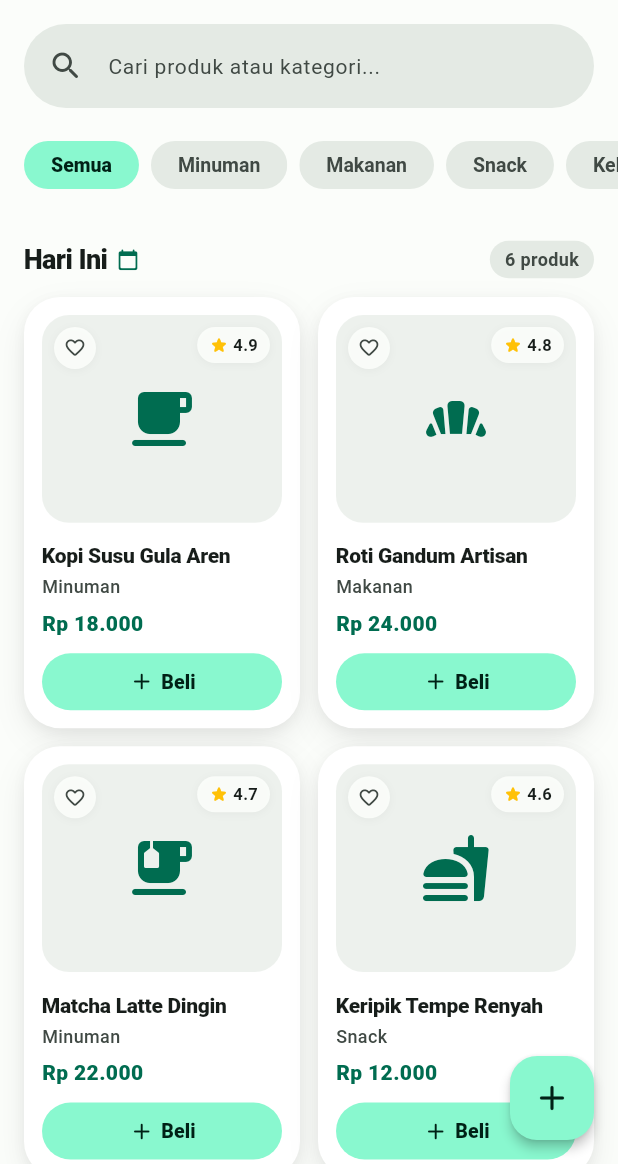
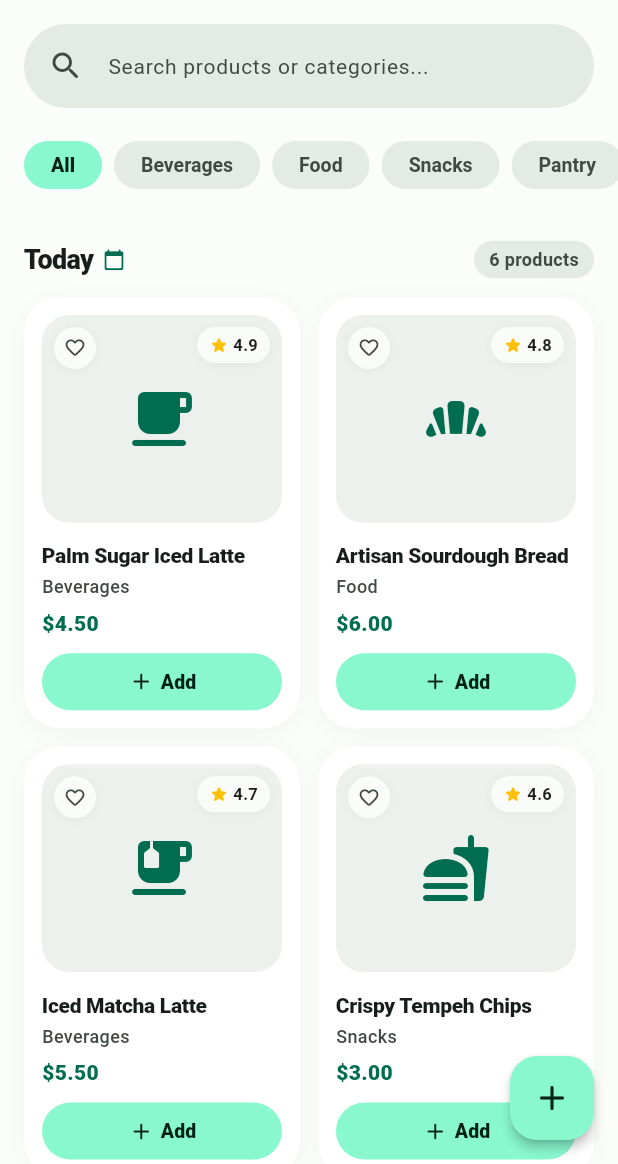
Before and after one commit to Leshoraa/HandCart, a Flutter app: the screen it shows after launch, on a phone screen of 412 x 824 dp, the part 72-1236 px from its top. Run offline on Flutter 3.47's test engine with Material 3 defaults, Android fonts, the phone set to English and light mode, and no system bars; drawn by our look-alikes of dynamic_color.

Commit message:
feat(ui): soften card shadows and translate entire app to English
- Reduce card and tile shadow elevation to a soft, delicate blur
- Translate all strings, dialogs, snackbars, and models to English
- Update DateFormatter with English day and month localization
- Update currency formatting and product catalog to English

```diff
--- a/lib/core/constants/app_strings.dart
+++ b/lib/core/constants/app_strings.dart
@@ -5,26 +5,26 @@ class AppStrings {
   static const String appTagline = 'Smart Shopping Cart & Retail Assistant';
 
   // Home Page
-  static const String searchHint = 'Cari produk atau kategori...';
-  static const String featuredProducts = 'Produk Unggulan';
-  static const String allCategories = 'Semua';
-  static const String addToCart = 'Tambah';
-  static const String addedToCart = 'dimasukkan ke keranjang';
+  static const String searchHint = 'Search products or categories...';
+  static const String featuredProducts = 'Featured Products';
+  static const String allCategories = 'All';
+  static const String addToCart = 'Add';
+  static const String addedToCart = 'added to cart';
 
   // Cart Page
-  static const String cartTitle = 'Keranjang Belanja';
-  static const String emptyCartTitle = 'Keranjang masih kosong';
+  static const String cartTitle = 'Shopping Cart';
+  static const String emptyCartTitle = 'Your cart is empty';
   static const String emptyCartSubtitle =
-      'Jelajahi katalog kami dan tambahkan barang kebutuhanmu!';
-  static const String startShopping = 'Mulai Belanja';
-  static const String orderSummary = 'Ringkasan Pesanan';
+      'Explore our catalog and find your favorite items!';
+  static const String startShopping = 'Start Shopping';
+  static const String orderSummary = 'Order Summary';
   static const String subtotal = 'Subtotal';
-  static const String tax = 'PPN (11%)';
-  static const String total = 'Total Pembayaran';
-  static const String checkout = 'Proses Checkout';
-  static const String clearCart = 'Kosongkan';
+  static const String tax = 'Tax (11%)';
+  static const String total = 'Total';
+  static const String checkout = 'Checkout';
+  static const String clearCart = 'Clear';
   static const String confirmClearCart =
-      'Yakin ingin mengosongkan seluruh keranjang?';
-  static const String cancel = 'Batal';
-  static const String yes = 'Ya';
+      'Are you sure you want to empty the entire cart?';
+  static const String cancel = 'Cancel';
+  static const String yes = 'Yes';
 }
--- a/lib/core/utils/currency_formatter.dart
+++ b/lib/core/utils/currency_formatter.dart
@@ -1,20 +1,9 @@
 class CurrencyFormatter {
   CurrencyFormatter._();
 
-  static String formatRupiah(num amount) {
-    final int value = amount.round();
-    final String str = value.toString();
-    final StringBuffer result = StringBuffer();
+  static String format(num amount) {
+    return '\$${amount.toStringAsFixed(2)}';
+  }
 
-    int count = 0;
-    for (int i = str.length - 1; i >= 0; i--) {
-      result.write(str[i]);
-      count++;
-      if (count % 3 == 0 && i > 0) {
-        result.write('.');
-      }
-    }
-
-    return 'Rp ${result.toString().split('').reversed.join('')}';
-  }
+  static String formatRupiah(num amount) => format(amount);
 }
--- a/lib/core/utils/date_formatter.dart
+++ b/lib/core/utils/date_formatter.dart
@@ -2,13 +2,13 @@ class DateFormatter {
   DateFormatter._();
 
   static const List<String> _days = [
-    'Senin',
-    'Selasa',
-    'Rabu',
-    'Kamis',
-    'Jumat',
-    'Sabtu',
-    'Minggu',
+    'Monday',
+    'Tuesday',
+    'Wednesday',
+    'Thursday',
+    'Friday',
+    'Saturday',
+    'Sunday',
   ];
 
   static const List<String> _months = [
@@ -16,20 +16,20 @@ class DateFormatter {
     'Feb',
     'Mar',
     'Apr',
-    'Mei',
+    'May',
     'Jun',
     'Jul',
-    'Agu',
+    'Aug',
     'Sep',
-    'Okt',
+    'Oct',
     'Nov',
-    'Des',
+    'Dec',
   ];
 
-  /// Mengubah [DateTime] menjadi teks tanggal relatif dalam Bahasa Indonesia:
-  /// - Hari ini -> "Hari Ini"
-  /// - Kemarin -> "Kemarin"
-  /// - Tanggal lainnya -> misal "Selasa, 19 Jan 2026"
+  /// Formats a [DateTime] into relative English date text:
+  /// - Today -> "Today"
+  /// - Yesterday -> "Yesterday"
+  /// - Older dates -> e.g. "Tuesday, Jan 19, 2026"
   static String formatRelativeDate(DateTime date) {
     final now = DateTime.now();
     final today = DateTime(now.year, now.month, now.day);
@@ -37,13 +37,13 @@ class DateFormatter {
     final difference = today.difference(target).inDays;
 
     if (difference == 0) {
-      return 'Hari Ini';
+      return 'Today';
     } else if (difference == 1) {
-      return 'Kemarin';
+      return 'Yesterday';
     } else {
       final dayName = _days[date.weekday - 1];
       final monthName = _months[date.month - 1];
-      return '$dayName, ${date.day} $monthName ${date.year}';
+      return '$dayName, $monthName ${date.day}, ${date.year}';
     }
   }
 }
--- a/lib/features/cart/presentation/pages/cart_page.dart
+++ b/lib/features/cart/presentation/pages/cart_page.dart
@@ -216,11 +216,11 @@ class CartPage extends StatelessWidget {
           size: 48,
         ),
         title: const Text(
-          'Pesanan Berhasil!',
+          'Order Successful!',
           style: TextStyle(fontWeight: FontWeight.bold),
         ),
         content: const Text(
-          'Terima kasih telah berbelanja menggunakan HandCart. Pesanan Anda segera diproses.',
+          'Thank you for shopping with HandCart. Your order will be processed shortly.',
           textAlign: TextAlign.center,
         ),
         actionsAlignment: MainAxisAlignment.center,
@@ -235,7 +235,7 @@ class CartPage extends StatelessWidget {
               shape: const StadiumBorder(),
               padding: const EdgeInsets.symmetric(horizontal: 32, vertical: 12),
             ),
-            child: const Text('Selesai'),
+            child: const Text('Done'),
           ),
         ],
       ),
--- a/lib/features/cart/presentation/widgets/cart_item_tile.dart
+++ b/lib/features/cart/presentation/widgets/cart_item_tile.dart
@@ -46,10 +46,10 @@ class CartItemTile extends StatelessWidget {
           boxShadow: [
             BoxShadow(
               color: colorScheme.brightness == Brightness.light
-                  ? Colors.black.withValues(alpha: 0.07)
-                  : Colors.black.withValues(alpha: 0.35),
-              blurRadius: 14,
-              offset: const Offset(0, 4),
+                  ? Colors.black.withValues(alpha: 0.035)
+                  : Colors.black.withValues(alpha: 0.2),
+              blurRadius: 10,
+              offset: const Offset(0, 3),
             ),
           ],
         ),
--- a/lib/features/home/data/dummy_data.dart
+++ b/lib/features/home/data/dummy_data.dart
@@ -5,66 +5,66 @@ class DummyData {
   DummyData._();
 
   static const List<String> categories = [
-    'Semua',
-    'Minuman',
-    'Makanan',
-    'Snack',
-    'Kebutuhan Dapur',
-    'Peralatan',
+    'All',
+    'Beverages',
+    'Food',
+    'Snacks',
+    'Pantry',
+    'Accessories',
   ];
 
   static const List<Product> sampleProducts = [
     Product(
       id: 'p1',
-      name: 'Kopi Susu Gula Aren',
-      category: 'Minuman',
-      price: 18000,
-      description: 'Espresso robusta dengan susu segar dan sirup gula aren murni.',
+      name: 'Palm Sugar Iced Latte',
+      category: 'Beverages',
+      price: 4.50,
+      description: 'Robusta espresso with fresh milk and organic palm sugar syrup.',
       icon: Icons.local_cafe_rounded,
       rating: 4.9,
     ),
     Product(
       id: 'p2',
-      name: 'Roti Gandum Artisan',
-      category: 'Makanan',
-      price: 24000,
-      description: 'Roti gandum segar panggang harian tinggi serat dan rendah kalori.',
+      name: 'Artisan Sourdough Bread',
+      category: 'Food',
+      price: 6.00,
+      description: 'Freshly baked artisan whole wheat sourdough bread, rich in fiber.',
       icon: Icons.bakery_dining_rounded,
       rating: 4.8,
     ),
     Product(
       id: 'p3',
-      name: 'Matcha Latte Dingin',
-      category: 'Minuman',
-      price: 22000,
-      description: 'Matcha Uji Jepang asli dipadukan dengan susu oat creamy.',
+      name: 'Iced Matcha Latte',
+      category: 'Beverages',
+      price: 5.50,
+      description: 'Authentic Japanese Uji matcha blended with creamy oat milk.',
       icon: Icons.emoji_food_beverage_rounded,
       rating: 4.7,
     ),
     Product(
       id: 'p4',
-      name: 'Keripik Tempe Renyah',
-      category: 'Snack',
-      price: 12000,
-      description: 'Keripik tempe olahan tradisional gurih dengan bumbu ketumbar alami.',
+      name: 'Crispy Tempeh Chips',
+      category: 'Snacks',
+      price: 3.00,
+      description: 'Traditional savory tempeh crisps seasoned with aromatic coriander.',
       icon: Icons.fastfood_rounded,
       rating: 4.6,
     ),
     Product(
       id: 'p5',
-      name: 'Minyak Kelapa Extra Virgin',
-      category: 'Kebutuhan Dapur',
-      price: 45000,
-      description: 'Minyak kelapa murni dingin tanpa bahan kimia pengawet.',
+      name: 'Extra Virgin Coconut Oil',
+      category: 'Pantry',
+      price: 12.00,
+      description: 'Cold-pressed pure organic coconut oil without chemical preservatives.',
       icon: Icons.soup_kitchen_rounded,
       rating: 4.9,
     ),
     Product(
       id: 'p6',
-      name: 'Tas Belanja Ramah Lingkungan',
-      category: 'Peralatan',
-      price: 15000,
-      description: 'Tote bag kanvas tebal reusable untuk belanja harian.',
+      name: 'Eco-Friendly Canvas Tote',
+      category: 'Accessories',
+      price: 8.00,
+      description: 'Heavy-duty reusable canvas tote bag for daily shopping.',
       icon: Icons.shopping_bag_rounded,
       rating: 4.8,
     ),
--- a/lib/features/home/presentation/pages/home_page.dart
+++ b/lib/features/home/presentation/pages/home_page.dart
@@ -17,7 +17,7 @@ class HomePage extends StatefulWidget {
 }
 
 class _HomePageState extends State<HomePage> {
-  String _selectedCategory = 'Semua';
+  String _selectedCategory = 'All';
   String _searchQuery = '';
   DateTime _selectedDate = DateTime.now();
   final TextEditingController _searchController = TextEditingController();
@@ -31,7 +31,7 @@ class _HomePageState extends State<HomePage> {
 
   List<Product> get _filteredProducts {
     return _products.where((product) {
-      final matchesCategory = _selectedCategory == 'Semua' ||
+      final matchesCategory = _selectedCategory == 'All' ||
           product.category == _selectedCategory;
       final matchesSearch = _searchQuery.isEmpty ||
           product.name.toLowerCase().contains(_searchQuery.toLowerCase()) ||
@@ -188,7 +188,7 @@ class _HomePageState extends State<HomePage> {
                         initialDate: _selectedDate,
                         firstDate: DateTime(2020),
                         lastDate: DateTime(2030),
-                        helpText: 'PILIH TANGGAL',
+                        helpText: 'SELECT DATE',
                       );
                       if (picked != null) {
                         setState(() {
@@ -202,7 +202,7 @@ class _HomePageState extends State<HomePage> {
                         mainAxisSize: MainAxisSize.min,
                         children: [
                           Text(
-                            _selectedCategory == 'Semua'
+                            _selectedCategory == 'All'
                                 ? DateFormatter.formatRelativeDate(_selectedDate)
                                 : _selectedCategory,
                             style: TextStyle(
@@ -212,7 +212,7 @@ class _HomePageState extends State<HomePage> {
                               color: colorScheme.onSurface,
                             ),
                           ),
-                          if (_selectedCategory == 'Semua') ...[
+                          if (_selectedCategory == 'All') ...[
                             const SizedBox(width: 6),
                             Icon(
                               Icons.calendar_today_rounded,
@@ -235,7 +235,7 @@ class _HomePageState extends State<HomePage> {
                           BorderRadius.circular(AppDimens.radiusFull),
                     ),
                     child: Text(
-                      '${_filteredProducts.length} produk',
+                      '${_filteredProducts.length} products',
                       style: TextStyle(
                         fontSize: 12,
                         fontWeight: FontWeight.w700,
@@ -263,7 +263,7 @@ class _HomePageState extends State<HomePage> {
                     ),
                     const SizedBox(height: AppDimens.md),
                     Text(
-                      'Tidak ada produk yang cocok',
+                      'No matching products found',
                       style: TextStyle(
                         fontSize: 16,
                         color: colorScheme.onSurfaceVariant,
@@ -344,7 +344,7 @@ class _HomePageState extends State<HomePage> {
                           ),
                           const SizedBox(width: 10),
                           Text(
-                            'Keranjang (${cart.totalCount})',
+                            'Cart (${cart.totalCount})',
                             style: TextStyle(
                               color: colorScheme.onPrimary,
                               fontWeight: FontWeight.w800,
@@ -375,7 +375,7 @@ class _HomePageState extends State<HomePage> {
     final colorScheme = Theme.of(context).colorScheme;
     final nameController = TextEditingController();
     final priceController = TextEditingController();
-    String selectedCategory = DummyData.categories[1]; // 'Minuman'
+    String selectedCategory = DummyData.categories[1]; // 'Beverages'
     IconData selectedIcon = Icons.local_cafe_rounded;
 
     showModalBottomSheet(
@@ -412,7 +412,7 @@ class _HomePageState extends State<HomePage> {
                     ),
                     const SizedBox(height: 16),
                     Text(
-                      'Tambah Produk Baru',
+                      'Add New Product',
                       style: TextStyle(
                         fontSize: 20,
                         fontWeight: FontWeight.w800,
@@ -423,22 +423,22 @@ class _HomePageState extends State<HomePage> {
                     TextField(
                       controller: nameController,
                       decoration: const InputDecoration(
-                        labelText: 'Nama Produk',
+                        labelText: 'Product Name',
                         prefixIcon: Icon(Icons.label_outline_rounded),
                       ),
                     ),
                     const SizedBox(height: 12),
                     TextField(
                       controller: priceController,
-                      keyboardType: TextInputType.number,
+                      keyboardType: const TextInputType.numberWithOptions(decimal: true),
                       decoration: const InputDecoration(
-                        labelText: 'Harga (Rp)',
-                        prefixIcon: Icon(Icons.payments_outlined),
+                        labelText: 'Price',
+                        prefixIcon: Icon(Icons.attach_money_rounded),
                       ),
                     ),
                     const SizedBox(height: 16),
                     Text(
-                      'Kategori',
+                      'Category',
                       style: TextStyle(
                         fontSize: 13,
                         fontWeight: FontWeight.w700,
@@ -450,7 +450,7 @@ class _HomePageState extends State<HomePage> {
                       spacing: 8,
                       runSpacing: 8,
                       children: DummyData.categories
-                          .where((c) => c != 'Semua')
+                          .where((c) => c != 'All')
                           .map((category) {
                         final isSel = category == selectedCategory;
                         return ChoiceChip(
@@ -471,13 +471,13 @@ class _HomePageState extends State<HomePage> {
                             if (selected) {
                               setModalState(() {
                                 selectedCategory = category;
-                                if (category == 'Minuman') {
+                                if (category == 'Beverages') {
                                   selectedIcon = Icons.local_cafe_rounded;
-                                } else if (category == 'Makanan') {
+                                } else if (category == 'Food') {
                                   selectedIcon = Icons.bakery_dining_rounded;
-                                } else if (category == 'Snack') {
+                                } else if (category == 'Snacks') {
                                   selectedIcon = Icons.fastfood_rounded;
-                                } else if (category == 'Kebutuhan Dapur') {
+                                } else if (category == 'Pantry') {
                                   selectedIcon = Icons.soup_kitchen_rounded;
                                 } else {
                                   selectedIcon = Icons.shopping_bag_rounded;
@@ -500,7 +500,7 @@ class _HomePageState extends State<HomePage> {
                           if (name.isEmpty || price <= 0) {
                             ScaffoldMessenger.of(context).showSnackBar(
                               const SnackBar(
-                                content: Text('Harap masukkan nama dan harga yang valid'),
+                                content: Text('Please enter a valid product name and price'),
                                 behavior: SnackBarBehavior.floating,
                               ),
                             );
@@ -512,7 +512,7 @@ class _HomePageState extends State<HomePage> {
                             name: name,
                             category: selectedCategory,
                             price: price,
-                            description: 'Produk $selectedCategory baru ditambahkan.',
+                            description: 'Newly added $selectedCategory product.',
                             icon: selectedIcon,
                             rating: 5.0,
                           );
@@ -524,7 +524,7 @@ class _HomePageState extends State<HomePage> {
                           Navigator.pop(ctx);
                           ScaffoldMessenger.of(context).showSnackBar(
                             SnackBar(
-                              content: Text('Produk "$name" berhasil ditambahkan!'),
+                              content: Text('Product "$name" added successfully!'),
                               behavior: SnackBarBehavior.floating,
                             ),
                           );
@@ -533,7 +533,7 @@ class _HomePageState extends State<HomePage> {
                           shape: const StadiumBorder(),
                         ),
                         child: const Text(
-                          'Simpan Produk',
+                          'Save Product',
                           style: TextStyle(
                             fontWeight: FontWeight.w800,
                             fontSize: 15,
--- a/lib/features/home/presentation/widgets/product_card.dart
+++ b/lib/features/home/presentation/widgets/product_card.dart
@@ -34,18 +34,10 @@ class _ProductCardState extends State<ProductCard> {
         boxShadow: [
           BoxShadow(
             color: colorScheme.brightness == Brightness.light
-                ? Colors.black.withValues(alpha: 0.09)
-                : Colors.black.withValues(alpha: 0.45),
-            blurRadius: 18,
-            offset: const Offset(0, 8),
-            spreadRadius: -2,
-          ),
-          BoxShadow(
-            color: colorScheme.brightness == Brightness.light
-                ? Colors.black.withValues(alpha: 0.04)
+                ? Colors.black.withValues(alpha: 0.035)
                 : Colors.black.withValues(alpha: 0.2),
-            blurRadius: 6,
-            offset: const Offset(0, 2),
+            blurRadius: 10,
+            offset: const Offset(0, 3),
             spreadRadius: 0,
           ),
         ],
@@ -214,7 +206,7 @@ class _ProductCardState extends State<ProductCard> {
                   cart.addItem(widget.product);
                   ScaffoldMessenger.of(context).showSnackBar(
                     SnackBar(
-                      content: Text('${widget.product.name} dimasukkan ke keranjang'),
+                      content: Text('${widget.product.name} added to cart'),
                       duration: const Duration(seconds: 1),
                       behavior: SnackBarBehavior.floating,
                       shape: RoundedRectangleBorder(
@@ -235,7 +227,7 @@ class _ProductCardState extends State<ProductCard> {
                     Icon(Icons.add_rounded, size: 18),
                     SizedBox(width: 4),
                     Text(
-                      'Beli',
+                      'Add',
                       style: TextStyle(
                         fontSize: 13,
                         fontWeight: FontWeight.w800,
```
